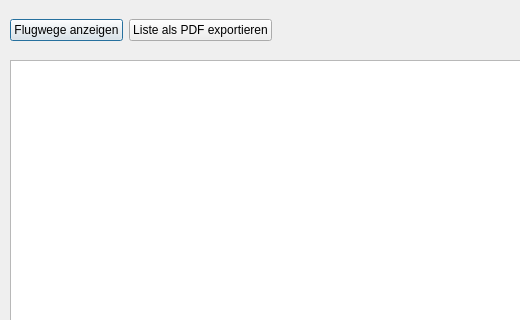
The window that APIS/forms/apis_film_selection_list_form.ui (APIS-Luftbildarchiv/APIS) describes before a commit, drawn with Qt 5; both pictures show x 0 to 520 and y 0 to 320 of the 750 by 550 pixel window.
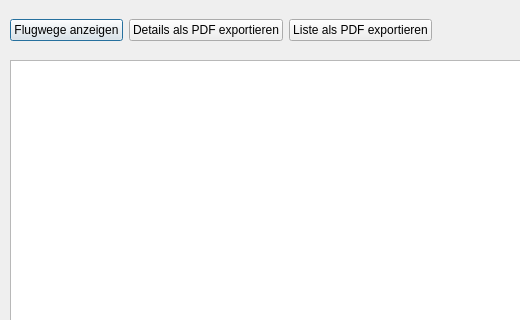
The same window after the commit. Icons and pictures are not drawn.

Patch:
```diff
--- a/APIS/forms/apis_film_selection_list_form.ui
+++ b/APIS/forms/apis_film_selection_list_form.ui
@@ -53,6 +53,23 @@
       </property>
      </widget>
     </item>
+    <item>
+     <widget class="QPushButton" name="uiExportDetailsAsPdfBtn">
+      <property name="text">
+       <string>Details als PDF exportieren</string>
+      </property>
+      <property name="icon">
+       <iconset resource="resource.qrc">
+        <normaloff>:/plugins/APIS/icons/print.png</normaloff>:/plugins/APIS/icons/print.png</iconset>
+      </property>
+      <property name="iconSize">
+       <size>
+        <width>30</width>
+        <height>30</height>
+       </size>
+      </property>
+     </widget>
+    </item>
     <item>
      <widget class="QPushButton" name="uiExportListAsPdfBtn">
       <property name="text">
```
